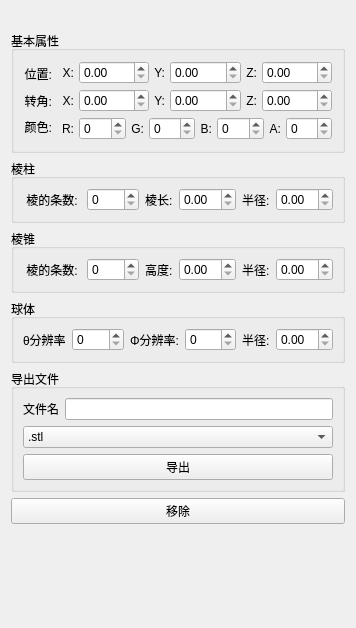
This is Demo3_Simpleness/PropertiesWidget.ui in fallinyourshadow/VTK-Introduction as Qt 5 draws it before an edit. The edited form follows.
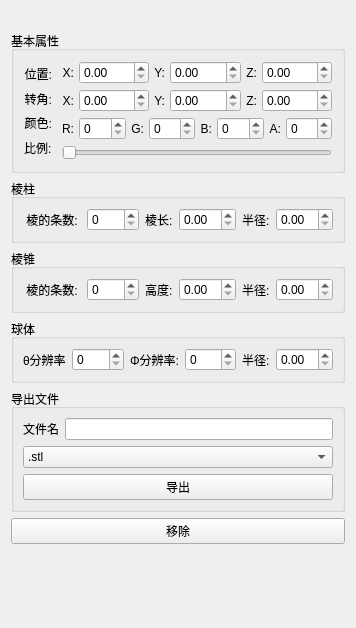
This is the edited form.

Patch:
```diff
--- a/Demo3_Simpleness/PropertiesWidget.ui
+++ b/Demo3_Simpleness/PropertiesWidget.ui
@@ -110,6 +110,13 @@
           </property>
          </widget>
         </item>
+        <item>
+         <widget class="QLabel" name="label_2">
+          <property name="text">
+           <string>比例:</string>
+          </property>
+         </widget>
+        </item>
        </layout>
       </item>
       <item>
@@ -401,6 +408,13 @@
           </item>
          </layout>
         </item>
+        <item>
+         <widget class="QSlider" name="horizontalSlider_scale">
+          <property name="orientation">
+           <enum>Qt::Horizontal</enum>
+          </property>
+         </widget>
+        </item>
        </layout>
       </item>
      </layout>
```
Left out of the diff: 15 changed lines with no effect on the pictures.
